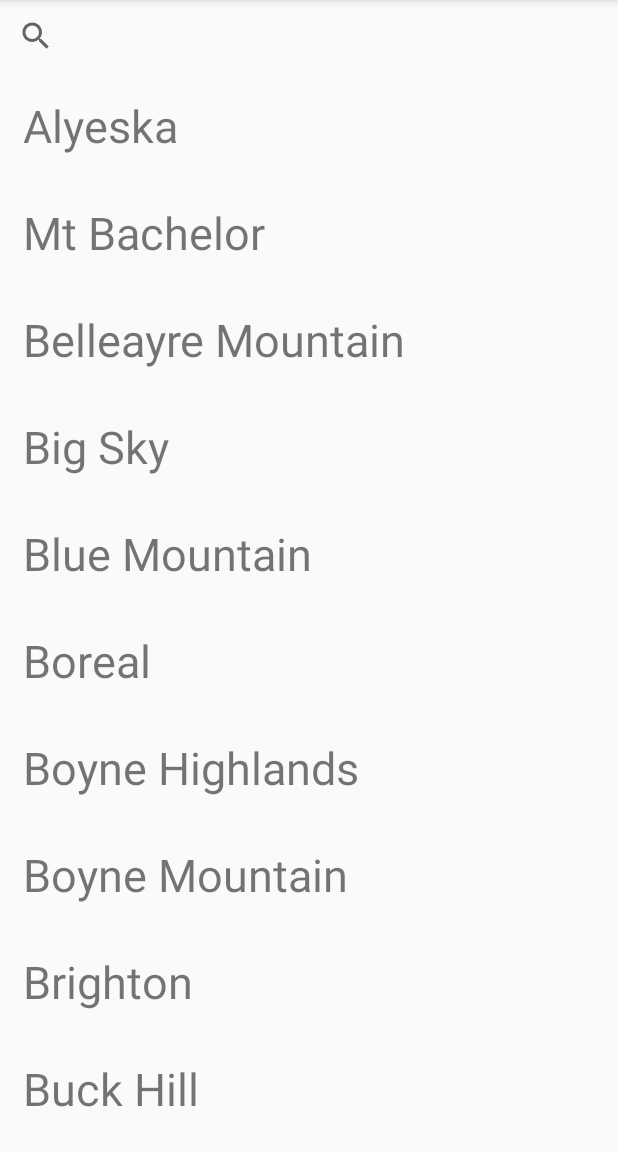
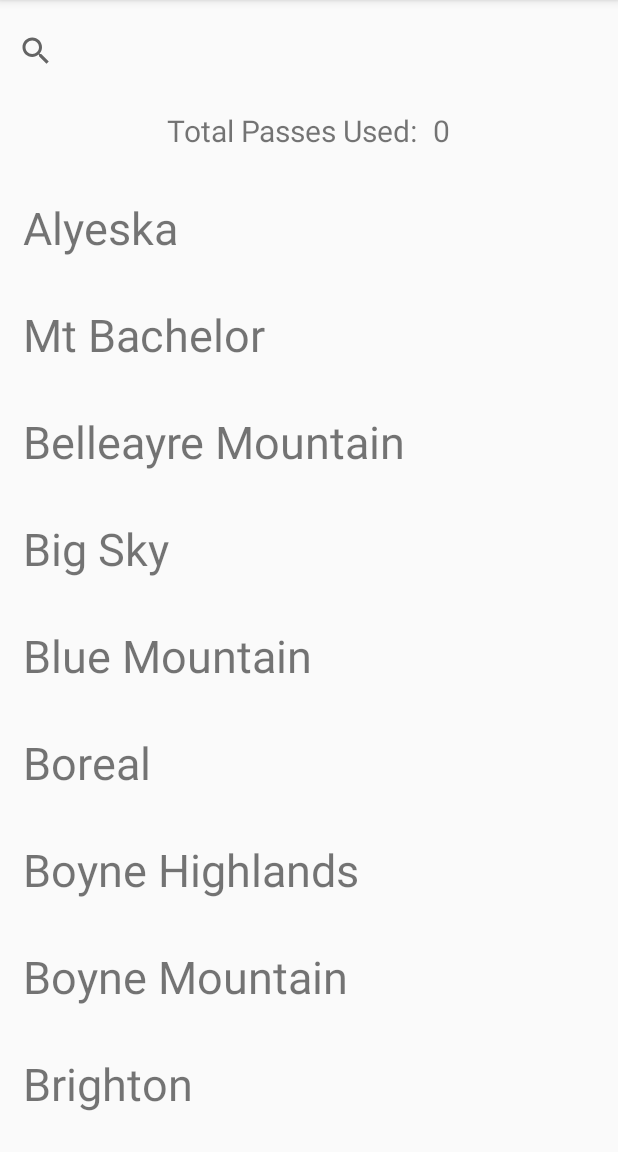
Before and after one commit to dcalabrese22/MaxPassUsage, an Android app: the screen it shows after launch (MainActivity), on a phone screen of 412 x 824 dp, the part 84-1236 px from its top. Run offline under Robolectric (Android 15) with nearby library versions, the phone set to English and light mode, and no system bars.

Commit message:
updated main activity to show total uses

```diff
--- a/app/src/main/java/com/dcalabrese22/dan/maxpassusage/MainActivity.java
+++ b/app/src/main/java/com/dcalabrese22/dan/maxpassusage/MainActivity.java
@@ -1,6 +1,8 @@
 package com.dcalabrese22.dan.maxpassusage;
 
+import android.content.Context;
 import android.content.Intent;
+import android.content.SharedPreferences;
 import android.database.Cursor;
 import android.os.Bundle;
 import android.support.v7.app.AppCompatActivity;
@@ -8,6 +10,9 @@ import android.support.v7.widget.LinearLayoutManager;
 import android.support.v7.widget.RecyclerView;
 import android.support.v7.widget.SearchView;
 import android.util.Log;
+import android.view.View;
+import android.view.WindowManager;
+import android.widget.TextView;
 
 import com.dcalabrese22.dan.maxpassusage.database.DbOperations;
 
@@ -16,27 +21,40 @@ public class MainActivity extends AppCompatActivity implements SkiAreaClickHandl
     private RecyclerView mRecyclerView;
     private SkiAreaAdapter mAdapter;
     private SearchView mSearchView;
+    private TextView mTotalPassesUsed;
+    private DbOperations mOperator;
 
     @Override
     protected void onCreate(Bundle savedInstanceState) {
         super.onCreate(savedInstanceState);
         setContentView(R.layout.activity_main);
 
-        DbOperations operator = new DbOperations(this);
-        ResortsBuilder builder = new ResortsBuilder(operator);
-        builder.createSkiAreas();
-        Cursor cursor = operator.getColumns();
-        String[] name = cursor.getColumnNames();
-        for (int i = 0; i < name.length; i++) {
-            Log.d("Column", name[i]);
+        mOperator = new DbOperations(this);
+        SharedPreferences preferences = getPreferences(Context.MODE_PRIVATE);
+        boolean isFirstTime = preferences.getBoolean(getString(R.string.first_time), true);
+        if (isFirstTime) {
+            ResortsBuilder builder = new ResortsBuilder(mOperator);
+            builder.createSkiAreas();
+            SharedPreferences.Editor editor = preferences.edit();
+            editor.putBoolean(getString(R.string.first_time), false);
+            editor.commit();
         }
-
         mRecyclerView = findViewById(R.id.rv_ski_area_list);
         mAdapter = new SkiAreaAdapter(this);
         LinearLayoutManager ll = new LinearLayoutManager(this);
         mRecyclerView.setLayoutManager(ll);
         mRecyclerView.setAdapter(mAdapter);
         mSearchView = findViewById(R.id.searchview);
+        mTotalPassesUsed = findViewById(R.id.tv_total_passes_used);
+
+        mTotalPassesUsed.setText(String.valueOf(mOperator.getTotalPassesUsed()));
+
+        mSearchView.setOnClickListener(new View.OnClickListener() {
+            @Override
+            public void onClick(View view) {
+                mSearchView.setIconified(false);
+            }
+        });
 
         mSearchView.setOnQueryTextListener(new SearchView.OnQueryTextListener() {
             @Override
@@ -59,6 +77,13 @@ public class MainActivity extends AppCompatActivity implements SkiAreaClickHandl
         Intent intent = new Intent(this, DetailActivity.class);
         intent.putExtra(EXTRA_SKI_AREA_NAME, area);
         startActivity(intent);
+    }
+
+    @Override
+    protected void onResume() {
         mSearchView.setQuery("", true);
+        mSearchView.clearFocus();
+        mTotalPassesUsed.setText(String.valueOf(mOperator.getTotalPassesUsed()));
+        super.onResume();
     }
 }
--- a/app/src/main/java/com/dcalabrese22/dan/maxpassusage/database/DbOperations.java
+++ b/app/src/main/java/com/dcalabrese22/dan/maxpassusage/database/DbOperations.java
@@ -67,4 +67,14 @@ public class DbOperations {
         double[] coords = {lat, longitude};
         return coords;
     }
+
+    public int getTotalPassesUsed() {
+        String query = "Select SUM(" + DbContract.SkiAreaEntry.SKI_AREA_COLUMN_TIMES_GONE +
+                ") FROM " + DbContract.SkiAreaEntry.SKI_AREA_TABLE + ";";
+        Cursor cursor = mDatabase.rawQuery(query, null);
+        cursor.moveToNext();
+        int total = cursor.getInt(0);
+        cursor.close();
+        return total;
+    }
 }
--- a/app/src/main/res/layout/activity_main.xml
+++ b/app/src/main/res/layout/activity_main.xml
@@ -6,6 +6,8 @@
     android:layout_width="match_parent"
     android:layout_height="match_parent"
     android:orientation="vertical"
+    android:focusableInTouchMode="true"
+    android:layout_marginTop="10dp"
     tools:context="com.dcalabrese22.dan.maxpassusage.MainActivity">
 
     <android.support.v7.widget.SearchView
@@ -13,6 +15,29 @@
         android:layout_height="wrap_content"
         android:id="@+id/searchview"/>
 
+    <LinearLayout
+        android:layout_width="wrap_content"
+        android:layout_height="wrap_content"
+        android:orientation="horizontal"
+        android:layout_gravity="center_horizontal"
+        android:layout_margin="15dp">
+
+        <TextView
+            android:layout_width="wrap_content"
+            android:layout_height="wrap_content"
+            android:text="@string/total_passes_used"
+            android:textSize="20sp"
+            android:layout_marginEnd="10dp"
+            android:id="@+id/tv_total_passes_used_text"/>
+
+        <TextView
+            android:layout_width="wrap_content"
+            android:layout_height="wrap_content"
+            android:textSize="20sp"
+            android:id="@+id/tv_total_passes_used"/>
+
+    </LinearLayout>
+
     <android.support.v7.widget.RecyclerView
         android:layout_width="match_parent"
         android:layout_height="wrap_content"
--- a/app/src/main/res/values/strings.xml
+++ b/app/src/main/res/values/strings.xml
@@ -3,4 +3,7 @@
     <string name="times_used">Passes Used</string>
     <string name="navigate">Navigate to mountain</string>
     <string name="not_more_than_5">You only have 5 passes</string>
+    <string name="mountain_information">Mountain information</string>
+    <string name="total_passes_used">Total Passes Used:</string>
+    <string name="first_time">first_time</string>
 </resources>
```
Also changed, not shown: app/src/main/java/com/dcalabrese22/dan/maxpassusage/DetailActivity.java (+14 -1 lines), app/src/main/res/layout/activity_detail.xml (+12 -1 lines).
